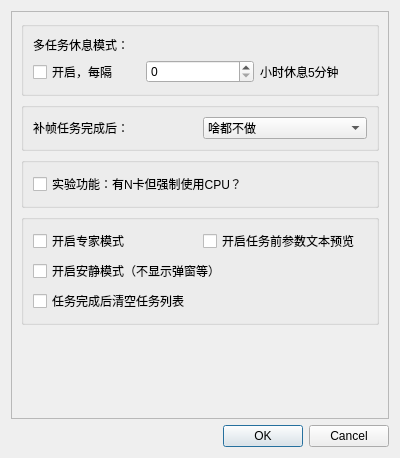
Qt form Utils/SVFI_preference.ui (100wman/RIFE_GUI) before a commit.
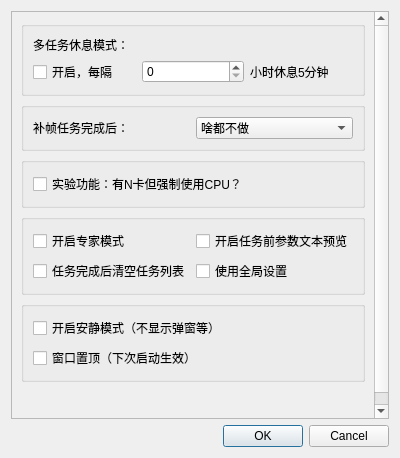
The same form after that commit. Custom widgets are drawn as their Qt base class.

Commit message: Update SVFI 3.5.9 Professional/Community Update Log at 6.9.11 1. SteamUtils Add Achievement System (Not working yet 2. Add HDR10+ and Dolby Vision Metadata Mapping Workflow 3. Add Windows On Top Preference Setting 4. Add Use Global Settings Preference Setting 5. Add Non-ASCII Output Dir Check 6. Fix Multi GPU Selection in Queue

```diff
--- a/Utils/SVFI_preference.ui
+++ b/Utils/SVFI_preference.ui
@@ -147,19 +147,17 @@
           <string/>
          </property>
          <layout class="QGridLayout" name="gridLayout_4">
-          <item row="0" column="0">
-           <layout class="QHBoxLayout" name="horizontalLayout_4">
-            <item>
-             <widget class="QCheckBox" name="ExpertModeChecker">
+          <item row="3" column="0">
+           <widget class="QCheckBox" name="OneWayModeChecker">
               <property name="text">
-               <string>开启专家模式</string>
+             <string>任务完成后清空任务列表</string>
               </property>
               <property name="checked">
                <bool>false</bool>
               </property>
              </widget>
             </item>
-            <item>
+          <item row="2" column="1">
              <widget class="QCheckBox" name="PreviewArgsModeChecker">
               <property name="text">
                <string>开启任务前参数文本预览</string>
@@ -169,9 +167,33 @@
               </property>
              </widget>
             </item>
-           </layout>
-          </item>
-          <item row="1" column="0">
+          <item row="3" column="1">
+           <widget class="QCheckBox" name="UseGlobalSettingsChecker">
+            <property name="text">
+             <string>使用全局设置</string>
+            </property>
+           </widget>
+          </item>
+          <item row="2" column="0">
+           <widget class="QCheckBox" name="ExpertModeChecker">
+            <property name="text">
+             <string>开启专家模式</string>
+            </property>
+            <property name="checked">
+             <bool>false</bool>
+            </property>
+           </widget>
+          </item>
+         </layout>
+        </widget>
+       </item>
+       <item>
+        <widget class="QGroupBox" name="groupBox_5">
+         <property name="title">
+          <string/>
+         </property>
+         <layout class="QGridLayout" name="gridLayout_6">
+          <item row="0" column="0">
            <widget class="QCheckBox" name="QuietModeChecker">
             <property name="text">
              <string>开启安静模式（不显示弹窗等）</string>
@@ -181,13 +203,10 @@
             </property>
            </widget>
           </item>
-          <item row="2" column="0">
-           <widget class="QCheckBox" name="OneWayModeChecker">
+          <item row="1" column="0">
+           <widget class="QCheckBox" name="WinOnTopChecker">
             <property name="text">
-             <string>任务完成后清空任务列表</string>
-            </property>
-            <property name="checked">
-             <bool>false</bool>
+             <string>窗口置顶（下次启动生效）</string>
             </property>
            </widget>
           </item>
@@ -199,6 +218,9 @@
          <property name="orientation">
           <enum>Qt::Vertical</enum>
          </property>
+         <property name="sizeType">
+          <enum>QSizePolicy::Fixed</enum>
+         </property>
          <property name="sizeHint" stdset="0">
           <size>
            <width>20</width>
```
Lines whose indentation alone changed are shown as unchanged. The commit also changes 23 other files.
